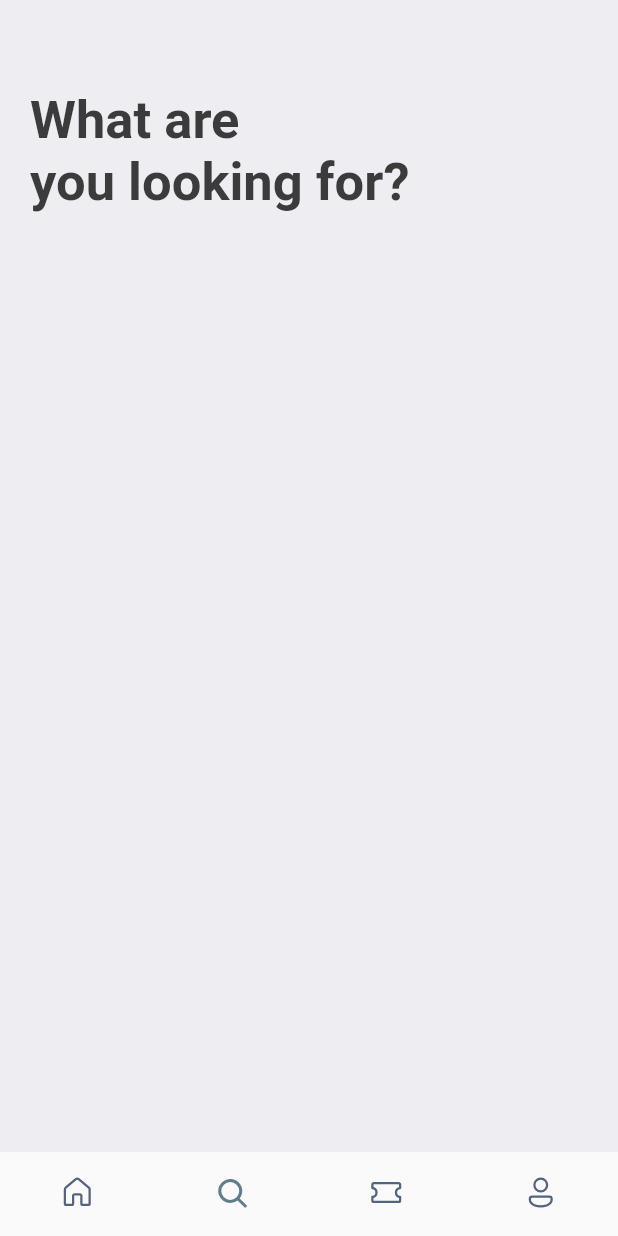
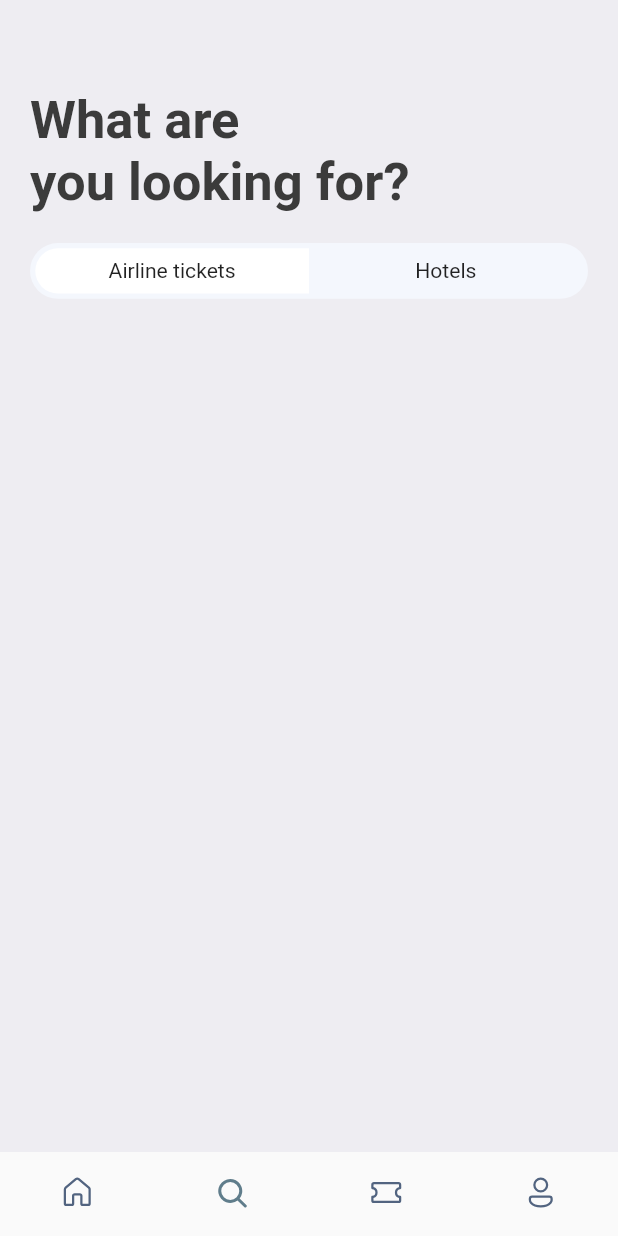
Before and after one commit to ProsperChihimba/tickets-app, a Flutter app: the screen it shows after launch, item 2 of the bottom bar chosen, on a phone screen of 412 x 824 dp. Run offline on Flutter 3.47's test engine with Material 2 defaults, Android fonts, the phone set to English and light mode, and no system bars; our stand-ins replace fluentui_icons, gap, get.

Commit message:
Add: search screen tickets & hotel row

```diff
--- a/lib/screens/search_screen.dart
+++ b/lib/screens/search_screen.dart
@@ -8,6 +8,7 @@ class SearchScreen extends StatelessWidget {
 
   @override
   Widget build(BuildContext context) {
+    final size = AppLayout.getSize(context);
     return Scaffold(
       backgroundColor: Styles.bgColor,
       body: ListView(
@@ -16,9 +17,44 @@ class SearchScreen extends StatelessWidget {
             vertical: AppLayout.getHeight(20)),
         children: [
           Gap(AppLayout.getHeight(40)),
+          // Page main title
           Text(
             "What are\nyou looking for?",
             style: Styles.headLineStyle.copyWith(fontSize: 35),
+          ),
+          Gap(AppLayout.getHeight(20)),
+          //
+          FittedBox(
+            child: Container(
+              padding: const EdgeInsets.all(3.5),
+              child: Row(
+                children: [
+                  Container(
+                    padding:
+                        EdgeInsets.symmetric(vertical: AppLayout.getHeight(7)),
+                    child: Center(child: Text("Airline tickets")),
+                    width: size.width * .44,
+                    decoration: BoxDecoration(
+                        borderRadius: BorderRadius.horizontal(
+                            left: Radius.circular(AppLayout.getHeight(50))),
+                        color: Colors.white),
+                  ),
+                  Container(
+                    padding:
+                        EdgeInsets.symmetric(vertical: AppLayout.getHeight(7)),
+                    child: Center(child: Text("Hotels")),
+                    width: size.width * .44,
+                    decoration: BoxDecoration(
+                        borderRadius: BorderRadius.horizontal(
+                            right: Radius.circular(AppLayout.getHeight(50))),
+                        color: Colors.transparent),
+                  ),
+                ],
+              ),
+              decoration: BoxDecoration(
+                  borderRadius: BorderRadius.circular(AppLayout.getHeight(50)),
+                  color: const Color(0xFFF4F7FD)),
+            ),
           )
         ],
       ),
```
